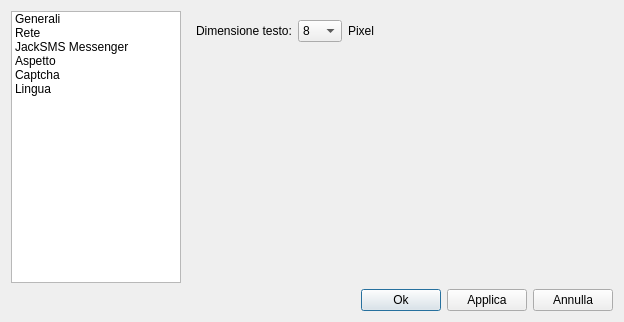
This is opzionidialog.ui in freesmee/freesmee-desktop as Qt 5 draws it before an edit. The edited form follows.
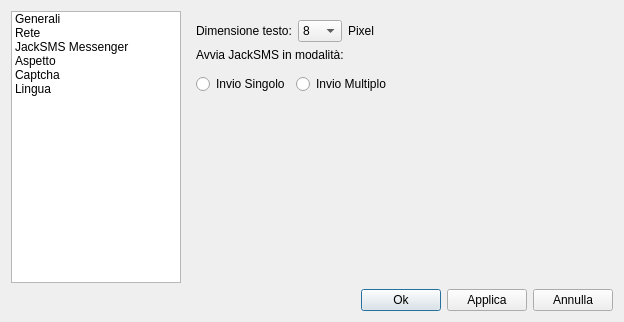
This is the edited form. The open tabs and pages were chosen to show the change. Icons and pictures are not drawn.

Commit message:
-Aggiunta opzione per decidere se aprire jacksms con la vista a singolo destinatario oppure con destinatario multiplo (di default impostato su singolo). Per ora questa opzione è stata aggiunta nel tab Aspetto. -Fixato crash sul login se la rete richiede l'accesso via pagina web e l'accesso non è ancora stato effettuato (tipico delle reti pubbliche come quelle universitarie)
extra : convert_revision : svn%3A7363d3a4-9750-e393-0ab5-40250ee986cf/trunk%4040

What changed in the file:
```diff
--- a/opzionidialog.ui
+++ b/opzionidialog.ui
@@ -447,6 +447,47 @@
                </item>
               </layout>
              </item>
+             <item>
+              <widget class="QLabel" name="label">
+               <property name="text">
+                <string>Avvia JackSMS in modalità:</string>
+               </property>
+              </widget>
+             </item>
+             <item>
+              <layout class="QHBoxLayout" name="horizontalLayout_12">
+               <property name="topMargin">
+                <number>6</number>
+               </property>
+               <item>
+                <widget class="QRadioButton" name="radioSingolo">
+                 <property name="text">
+                  <string>Invio Singolo</string>
+                 </property>
+                </widget>
+               </item>
+               <item>
+                <widget class="QRadioButton" name="radioMultiplo">
+                 <property name="text">
+                  <string>Invio Multiplo</string>
+                 </property>
+                </widget>
+               </item>
+               <item>
+                <spacer name="horizontalSpacer_3">
+                 <property name="orientation">
+                  <enum>Qt::Horizontal</enum>
+                 </property>
+                 <property name="sizeHint" stdset="0">
+                  <size>
+                   <width>40</width>
+                   <height>20</height>
+                  </size>
+                 </property>
+                </spacer>
+               </item>
+              </layout>
+             </item>
              <item>
               <spacer name="verticalSpacer_5">
                <property name="orientation">
```
The commit also changes 4 other files.
